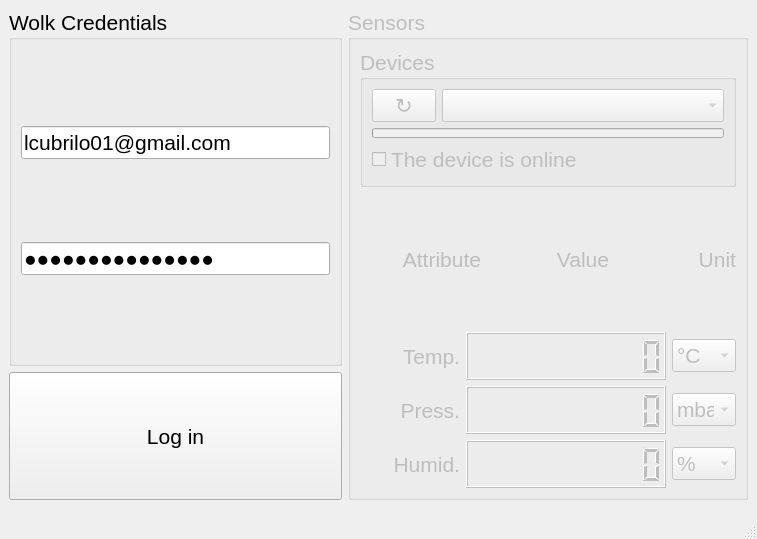
First picture: the form in DataVisualizerApp/mainwindow.ui, repository lcubrilo/IoT-Ambience-DataVisualizer, before the edit.
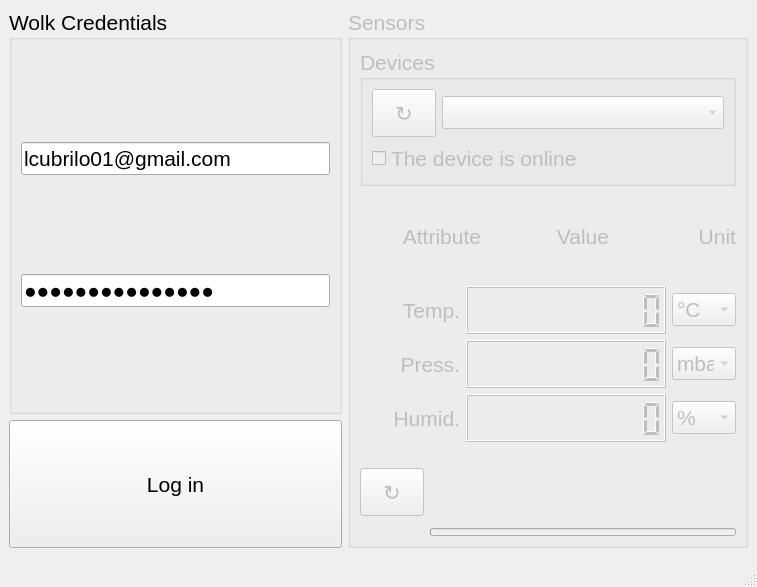
Second picture: the form after the edit.

Commit message: Added automatic sensor values updater, as well as a manual one. Fixed UI scaling issues

Patch:
```diff
--- a/DataVisualizerApp/mainwindow.ui
+++ b/DataVisualizerApp/mainwindow.ui
@@ -7,9 +7,15 @@
     <x>0</x>
     <y>0</y>
     <width>757</width>
-    <height>539</height>
+    <height>587</height>
    </rect>
   </property>
+  <property name="maximumSize">
+   <size>
+    <width>800</width>
+    <height>600</height>
+   </size>
+  </property>
   <property name="font">
    <font>
     <pointsize>16</pointsize>
@@ -82,7 +88,13 @@
           <item>
            <layout class="QHBoxLayout" name="horizontalLayout_4">
             <item>
-             <widget class="QPushButton" name="refreshButton">
+             <widget class="QPushButton" name="refreshDevicesButton">
+              <property name="minimumSize">
+               <size>
+                <width>0</width>
+                <height>48</height>
+               </size>
+              </property>
               <property name="maximumSize">
                <size>
                 <width>64</width>
@@ -106,22 +118,6 @@
             </item>
            </layout>
           </item>
-          <item>
-           <widget class="QProgressBar" name="progressBar">
-            <property name="maximumSize">
-             <size>
-              <width>16777215</width>
-              <height>10</height>
-             </size>
-            </property>
-            <property name="value">
-             <number>0</number>
-            </property>
-            <property name="textVisible">
-             <bool>false</bool>
-            </property>
-           </widget>
-          </item>
           <item>
            <widget class="QCheckBox" name="isConnected">
             <property name="focusPolicy">
@@ -176,9 +172,9 @@
         </layout>
        </item>
        <item>
-        <layout class="QHBoxLayout" name="horizontalLayout">
+        <layout class="QHBoxLayout" name="tempLayout">
          <item>
-          <widget class="QLabel" name="label">
+          <widget class="QLabel" name="tempLabel">
            <property name="minimumSize">
             <size>
              <width>100</width>
@@ -391,6 +387,59 @@
          </item>
         </layout>
        </item>
+       <item>
+        <layout class="QHBoxLayout" name="horizontalLayout">
+         <item>
+          <widget class="QPushButton" name="refreshSensorsButton">
+           <property name="minimumSize">
+            <size>
+             <width>0</width>
+             <height>48</height>
+            </size>
+           </property>
+           <property name="maximumSize">
+            <size>
+             <width>64</width>
+             <height>16777215</height>
+            </size>
+           </property>
+           <property name="text">
+            <string>↻</string>
+           </property>
+          </widget>
+         </item>
+         <item>
+          <layout class="QVBoxLayout" name="verticalLayout_4">
+           <item>
+            <widget class="QLabel" name="progressLabel">
+             <property name="text">
+              <string/>
+             </property>
+            </widget>
+           </item>
+           <item>
+            <widget class="QProgressBar" name="progressBar">
+             <property name="enabled">
+              <bool>false</bool>
+             </property>
+             <property name="maximumSize">
+              <size>
+               <width>16777215</width>
+               <height>8</height>
+              </size>
+             </property>
+             <property name="value">
+              <number>0</number>
+             </property>
+             <property name="textVisible">
+              <bool>false</bool>
+             </property>
+            </widget>
+           </item>
+          </layout>
+         </item>
+        </layout>
+       </item>
       </layout>
      </widget>
     </item>
```
Left out of the diff: 42 changed lines with no effect on the pictures. The commit also changes 1 other file.
